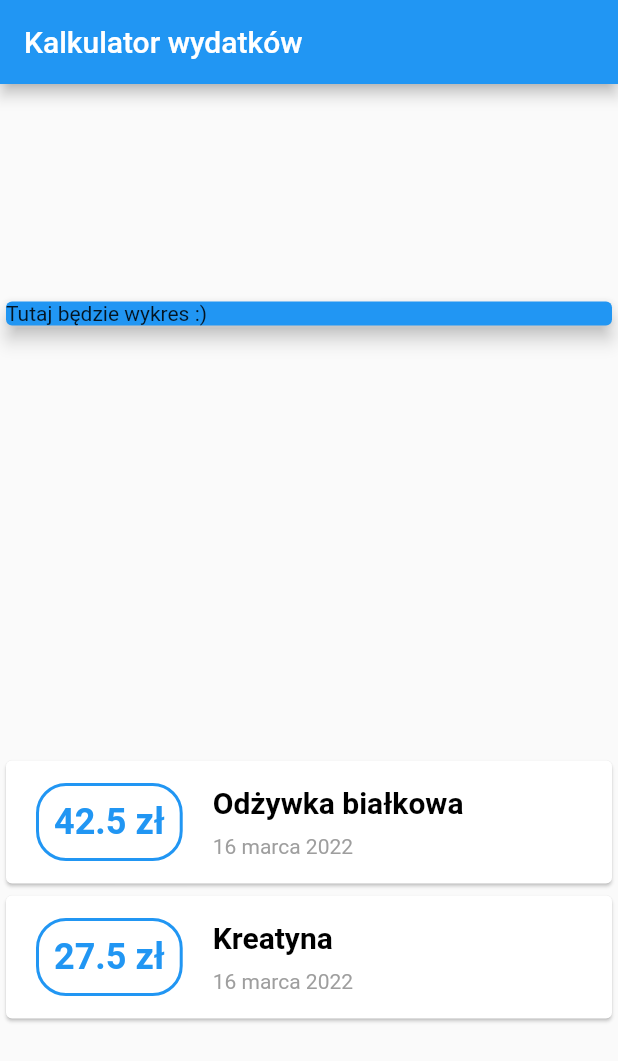
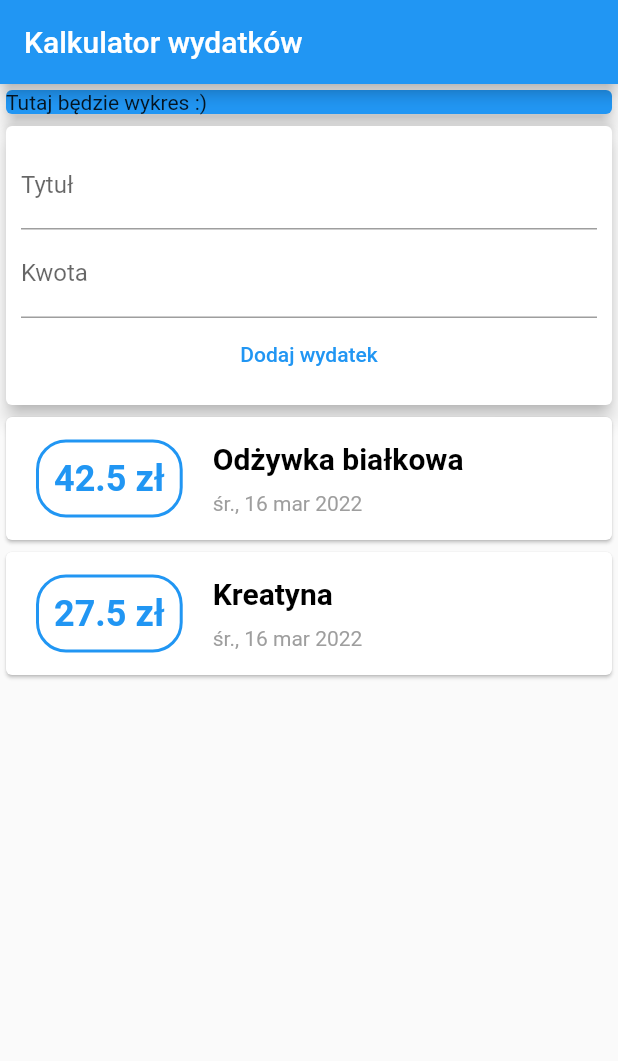
Before and after one commit to Piter98pl/ExpensesApp, a Flutter app: the screen it shows after launch, on a phone screen of 412 x 824 dp. Shown: the top 1061 px of the screen. Run offline on Flutter 3.47's test engine with Material 2 defaults, Android fonts, the phone set to English and light mode, and no system bars.

Commit message:
Added text inputs for new transaction

```diff
--- a/lib/main.dart
+++ b/lib/main.dart
@@ -6,7 +6,6 @@ import './transaction.dart';
 
 void main() {
   runApp(MyApp());
-  initializeDateFormatting('pl', null);
 }
 
 class MyApp extends StatelessWidget {
@@ -36,12 +35,13 @@ class MyHomePage extends StatelessWidget {
   ];
   @override
   Widget build(BuildContext context) {
+    initializeDateFormatting('pl', null);
+
     return Scaffold(
       appBar: AppBar(
         title: Text('Kalkulator wydatków'),
       ),
       body: Column(
-        mainAxisAlignment: MainAxisAlignment.spaceAround,
         children: [
           Container(
             width: double.infinity,
@@ -51,6 +51,26 @@ class MyHomePage extends StatelessWidget {
               elevation: 5,
             ),
           ),
+          Card(
+              elevation: 5,
+              child: Container(
+                padding: EdgeInsets.all(10),
+                child: Column(
+                  children: [
+                    TextField(
+                      decoration: InputDecoration(labelText: 'Tytuł'),
+                    ),
+                    TextField(
+                      decoration: InputDecoration(labelText: 'Kwota'),
+                    ),
+                    FlatButton(
+                      onPressed: () {},
+                      child: Text('Dodaj wydatek'),
+                      textColor: Colors.blue,
+                    )
+                  ],
+                ),
+              )),
           Column(
             children: transcations.map((transcation) {
               return Card(
@@ -91,7 +111,7 @@ class MyHomePage extends StatelessWidget {
                         Container(
                           margin: EdgeInsets.symmetric(vertical: 5),
                           child: Text(
-                            DateFormat('yMMMMd', 'pl').format(transcation.date),
+                            DateFormat('yMMMEd', 'pl').format(transcation.date),
                             style: TextStyle(
                               fontSize: 14,
                               color: Colors.grey,
```
